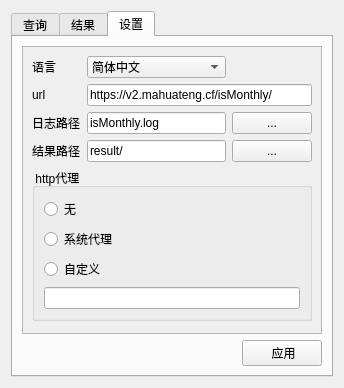
Above: widget.ui from BruceKangCN/isMonthly before the change. Below: the same form after it.
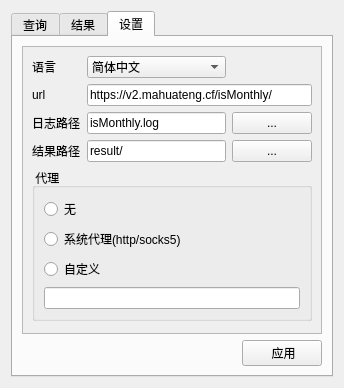
That is the form after the change. The open tabs and pages were chosen to show the change.

Commit message: add socks5 proxy support

```diff
--- a/widget.ui
+++ b/widget.ui
@@ -324,7 +324,7 @@
            <item row="4" column="0" colspan="3">
             <widget class="QGroupBox" name="groupBox">
              <property name="title">
-              <string> http代理</string>
+              <string> 代理</string>
              </property>
              <layout class="QVBoxLayout" name="verticalLayout">
               <item>
@@ -337,7 +337,7 @@
               <item>
                <widget class="QRadioButton" name="radioSystemProxy">
                 <property name="text">
-                 <string>系统代理</string>
+                 <string>系统代理(http/socks5)</string>
                 </property>
                 <property name="checkable">
                  <bool>true</bool>
```
Left out of the diff: 2 changed lines with no effect on the pictures. The commit also changes 3 other files.
